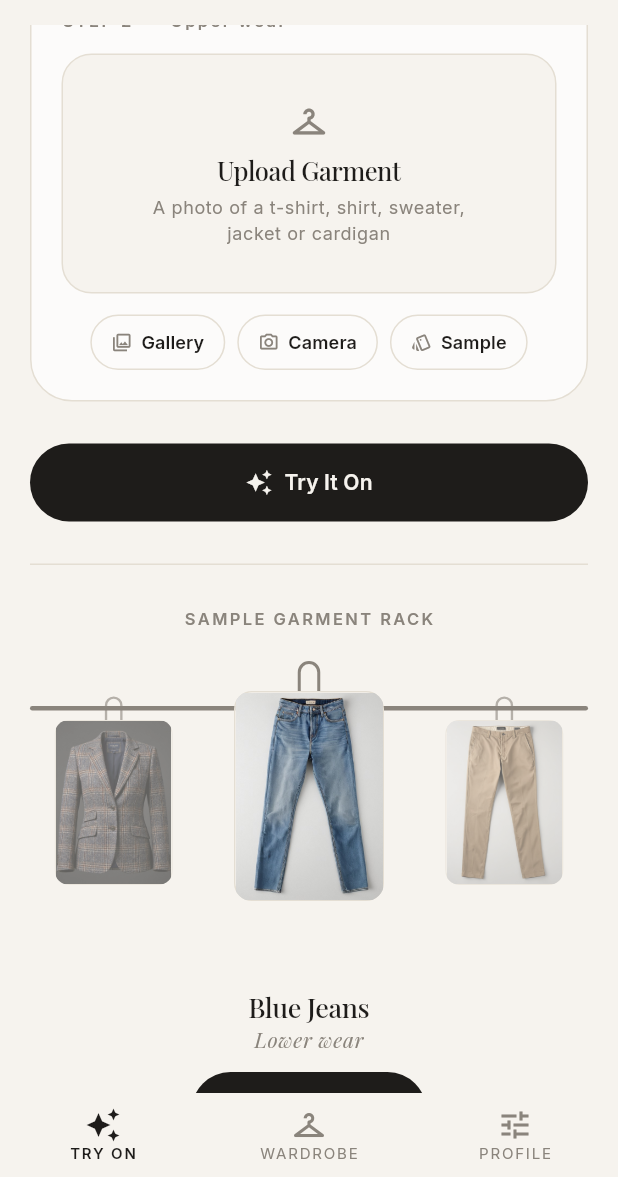
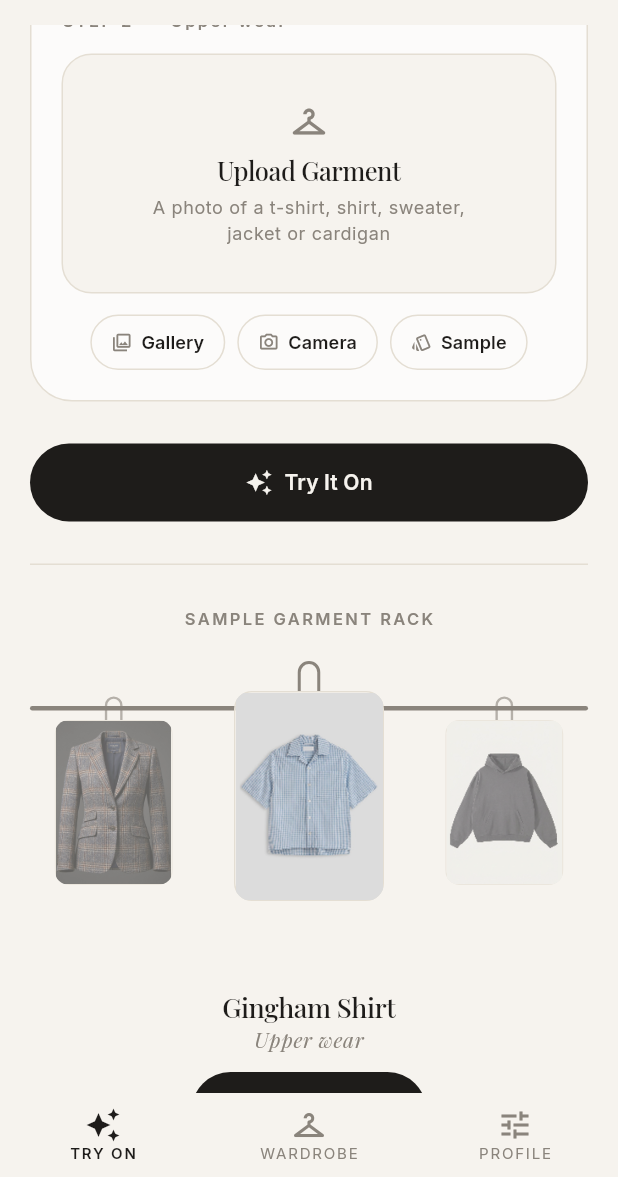
Before and after one commit to mstfgkts5/virtual-try-on-mobile, a Flutter app: the screen it shows once a user with an empty profile is signed in, scrolled down 576 dp, on a phone screen of 412 x 824 dp, the part 59-1236 px from its top. Run offline on Flutter 3.47's test engine with Material 3 defaults, Android fonts, the phone set to English and light mode, and no system bars; our stand-ins replace camera, image_picker, share_plus, shared_preferences, supabase_flutter; missing offline and left inert: gal; accounts and stored records are empty.

Commit message:
feat(live): upper/lower switch on the live screen; four new upper garments

```diff
--- a/see_it_on/lib/core/l10n_ext.dart
+++ b/see_it_on/lib/core/l10n_ext.dart
@@ -33,6 +33,10 @@ String mannequinName(AppLocalizations l, String id) {
 
 String garmentName(AppLocalizations l, String id) => switch (id) {
       'blazer' => l.garmentBlazer,
+      'shirt-stripe' => l.garmentShirt,
+      'hoodie' => l.garmentHoodie,
+      'sweater-wave' => l.garmentSweater,
+      'turtleneck' => l.garmentTurtleneck,
       'jeans-w' => l.garmentJeans,
       'chino-m' => l.garmentChino,
       'trousers-m' => l.garmentTrousers,
--- a/see_it_on/lib/l10n/app_en.arb
+++ b/see_it_on/lib/l10n/app_en.arb
@@ -182,5 +182,9 @@
   "liveUpdating": "Updating…",
   "liveSave": "Save in full quality",
   "liveFailed": "Connection problem: {reason}",
-  "homeLive": "Live try-on"
+  "homeLive": "Live try-on",
+  "garmentShirt": "Gingham Shirt",
+  "garmentHoodie": "Hoodie",
+  "garmentSweater": "Wave Knit Sweater",
+  "garmentTurtleneck": "Turtleneck Sweater"
 }
--- a/see_it_on/lib/l10n/app_localizations.dart
+++ b/see_it_on/lib/l10n/app_localizations.dart
@@ -1195,6 +1195,30 @@ abstract class AppLocalizations {
   /// In tr, this message translates to:
   /// **'Canlı dene'**
   String get homeLive;
+
+  /// No description provided for @garmentShirt.
+  ///
+  /// In tr, this message translates to:
+  /// **'Kareli Gömlek'**
+  String get garmentShirt;
+
+  /// No description provided for @garmentHoodie.
+  ///
+  /// In tr, this message translates to:
+  /// **'Kapüşonlu Sweatshirt'**
+  String get garmentHoodie;
+
+  /// No description provided for @garmentSweater.
+  ///
+  /// In tr, this message translates to:
+  /// **'Desenli Kazak'**
+  String get garmentSweater;
+
+  /// No description provided for @garmentTurtleneck.
+  ///
+  /// In tr, this message translates to:
+  /// **'Balıkçı Yaka Kazak'**
+  String get garmentTurtleneck;
 }
 
 class _AppLocalizationsDelegate
--- a/see_it_on/lib/l10n/app_tr.arb
+++ b/see_it_on/lib/l10n/app_tr.arb
@@ -321,5 +321,9 @@
       }
     }
   },
-  "homeLive": "Canlı dene"
+  "homeLive": "Canlı dene",
+  "garmentShirt": "Kareli Gömlek",
+  "garmentHoodie": "Kapüşonlu Sweatshirt",
+  "garmentSweater": "Desenli Kazak",
+  "garmentTurtleneck": "Balıkçı Yaka Kazak"
 }
--- a/see_it_on/lib/screens/home_screen.dart
+++ b/see_it_on/lib/screens/home_screen.dart
@@ -86,6 +86,10 @@ class _HomeScreenState extends State<HomeScreen> {
   // tools/generate_garments.py ile üretilen örnek ürün fotoğrafları (gerçek marka ürünü değildir)
   static const _sampleGarments = [
     {'id': 'blazer', 'category': 'upper'},
+    {'id': 'shirt-stripe', 'category': 'upper'},
+    {'id': 'hoodie', 'category': 'upper'},
+    {'id': 'sweater-wave', 'category': 'upper'},
+    {'id': 'turtleneck', 'category': 'upper'},
     {'id': 'jeans-w', 'category': 'lower'},
     {'id': 'chino-m', 'category': 'lower'},
     {'id': 'trousers-m', 'category': 'lower'},
```
Also changed, not shown: see_it_on/lib/l10n/app_localizations_en.dart (+12 -0 lines), see_it_on/lib/l10n/app_localizations_tr.dart (+12 -0 lines), see_it_on/lib/screens/live_tryon_screen.dart (+28 -1 lines), see_it_on/assets/images/garments/hoodie.jpg (added), see_it_on/assets/images/garments/shirt-stripe.jpg (added), see_it_on/assets/images/garments/sweater-wave.jpg (added), see_it_on/assets/images/garments/turtleneck.jpg (added), 2 other files.
